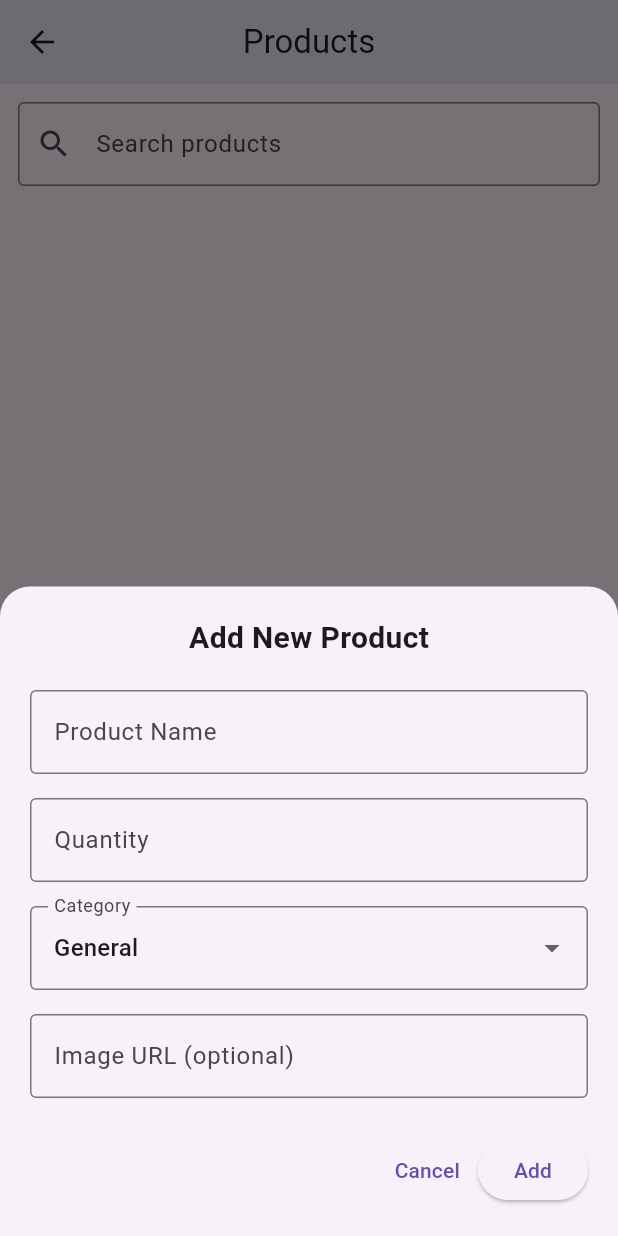
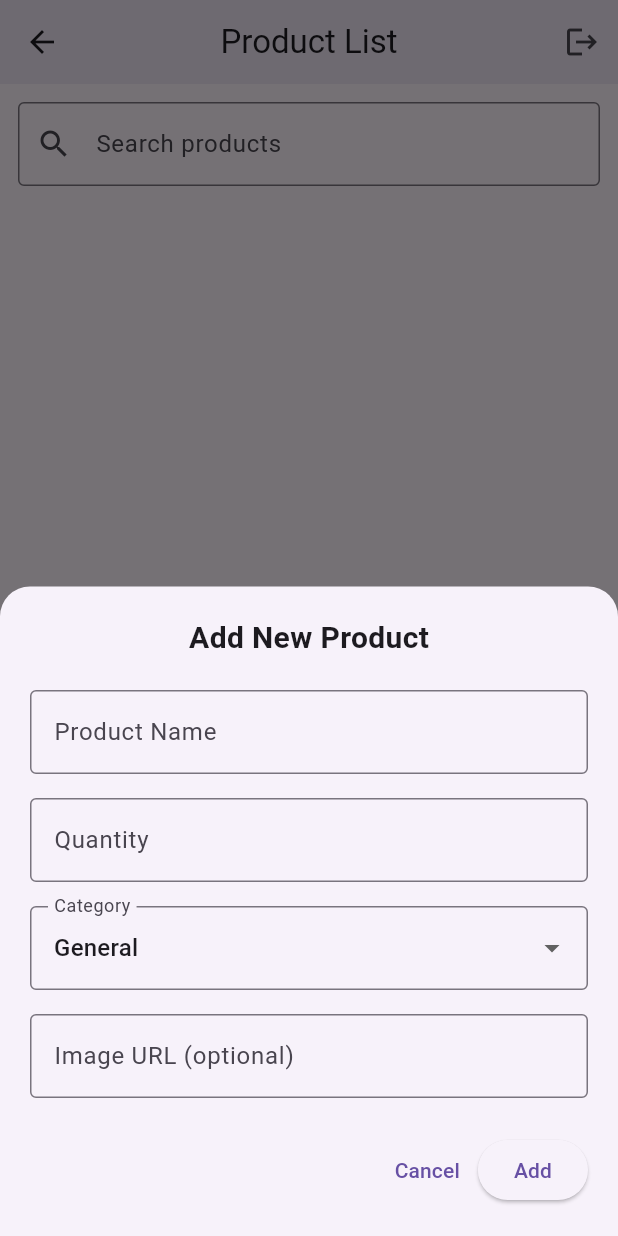
Before and after one commit to mb-shupto/final-project-demo, a Flutter app: the ProductListScreen screen opened directly, after a tap on the "add" icon, on a phone screen of 412 x 824 dp. Run offline on Flutter 3.47's test engine with Material 3 defaults, Android fonts, the phone set to English and light mode, and no system bars; our stand-ins replace cloud_firestore, firebase_auth, firebase_core; accounts and stored records are empty.

Commit message:
add sorting and filtering functionality to inventory provider; update product list screen with logout option

```diff
--- a/lib/providers/inventory_provider.dart
+++ b/lib/providers/inventory_provider.dart
@@ -4,6 +4,7 @@ import '../services/firestore_service.dart';
 
 class InventoryProvider extends ChangeNotifier {
   final FirestoreService _firestoreService = FirestoreService();
+  String _sortBy = 'default';
 
   // Master list of all products from Firestore
   List<Product> _products = [];
@@ -33,6 +34,35 @@ class InventoryProvider extends ChangeNotifier {
 
   InventoryProvider() {
     _loadProducts();
+  }
+
+  void setSortBy(String sortType) {
+    _sortBy = sortType;
+    _applyFiltersAndSort();
+    notifyListeners();
+  }
+
+  void _applyFiltersAndSort() {
+    List<Product> temp = _products;
+
+    // Apply search
+    if (_searchQuery.isNotEmpty) {
+      temp = temp.where((product) =>
+          product.name.toLowerCase().contains(_searchQuery.toLowerCase())).toList();
+    }
+
+    // Apply category filter
+    if (_selectedCategory != 'All') {
+      temp = temp.where((product) => product.category == _selectedCategory).toList();
+    }
+
+    // Apply sorting
+    if (_sortBy == 'category') {
+      temp.sort((a, b) => a.category.compareTo(b.category));
+    }
+    // 'default' = no extra sort (Firestore returns in natural order, usually newest first)
+
+    _filteredProducts = temp;
   }
 
   // Load and listen to real-time updates
--- a/lib/screens/product_list_screen.dart
+++ b/lib/screens/product_list_screen.dart
@@ -4,6 +4,7 @@ import 'package:flutter/material.dart';
 import 'package:provider/provider.dart';
 import '../providers/inventory_provider.dart';
 import '../models/product.dart';
+import '../providers/auth_provider.dart';
 
 class ProductListScreen extends StatefulWidget {
   const ProductListScreen({super.key});
@@ -190,7 +191,19 @@ class _ProductListScreenState extends State<ProductListScreen> {
 
     return Scaffold(
       appBar: AppBar(
-        title: const Text('Products'),
+        title: const Text('Product List'),
+        elevation: 4,
+        actions: [
+          IconButton(
+            icon: const Icon(Icons.logout),
+            tooltip: 'Logout',
+            onPressed: () async {
+              final authProvider = Provider.of<AuthProvider>(context, listen: false);
+              await authProvider.signOut();
+              // AuthWrapper will automatically switch to LoginScreen
+            },
+          ),
+        ],
       ),
       body: Column(
         children: [
```
